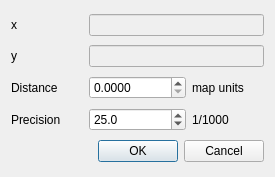
Old version of the form ui/ui_place_distance.ui in the repository 3nids/intersectit.
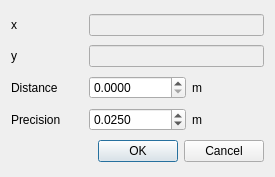
New version of the form.

Commit message: precision in observation units, fix settings

The edit to the form file:
```diff
--- a/ui/ui_place_distance.ui
+++ b/ui/ui_place_distance.ui
@@ -37,7 +37,7 @@
    <item row="2" column="3">
     <widget class="QLabel" name="label_3">
      <property name="text">
-      <string>map units</string>
+      <string>m</string>
      </property>
     </widget>
    </item>
@@ -51,20 +51,23 @@
    <item row="3" column="2">
     <widget class="QDoubleSpinBox" name="precision">
      <property name="decimals">
-      <number>1</number>
+      <number>4</number>
      </property>
      <property name="maximum">
-      <double>1000.000000000000000</double>
+      <double>100.000000000000000</double>
+     </property>
+     <property name="singleStep">
+      <double>0.050000000000000</double>
      </property>
      <property name="value">
-      <double>25.000000000000000</double>
+      <double>0.025000000000000</double>
      </property>
     </widget>
    </item>
    <item row="3" column="3">
     <widget class="QLabel" name="label_4">
      <property name="text">
-      <string>1/1000</string>
+      <string>m</string>
      </property>
     </widget>
    </item>
```
The commit also changes 9 other files.
